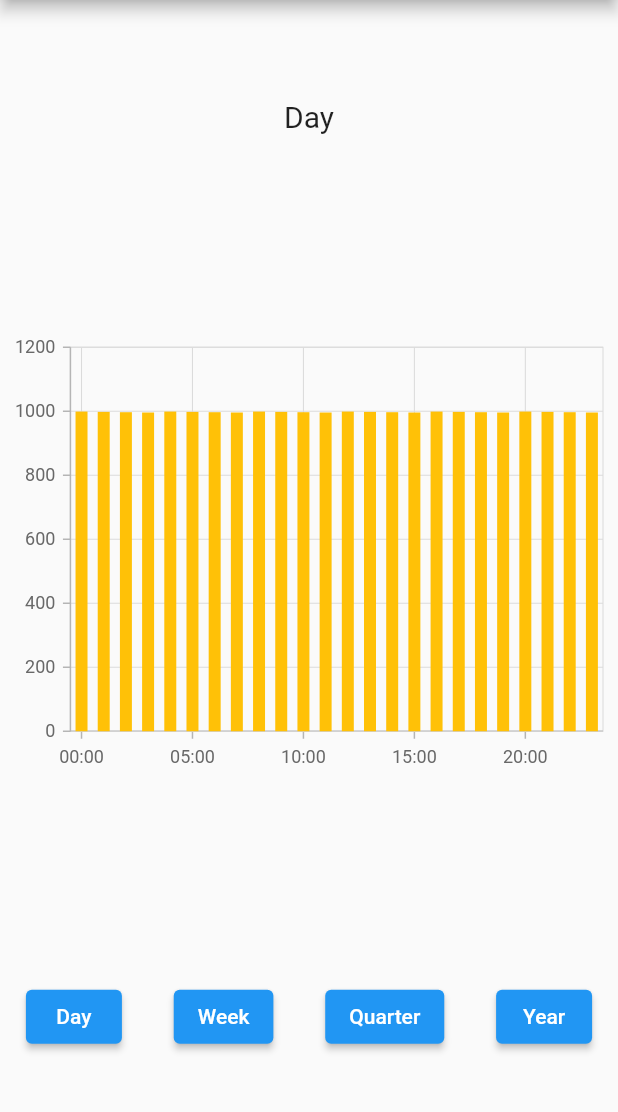
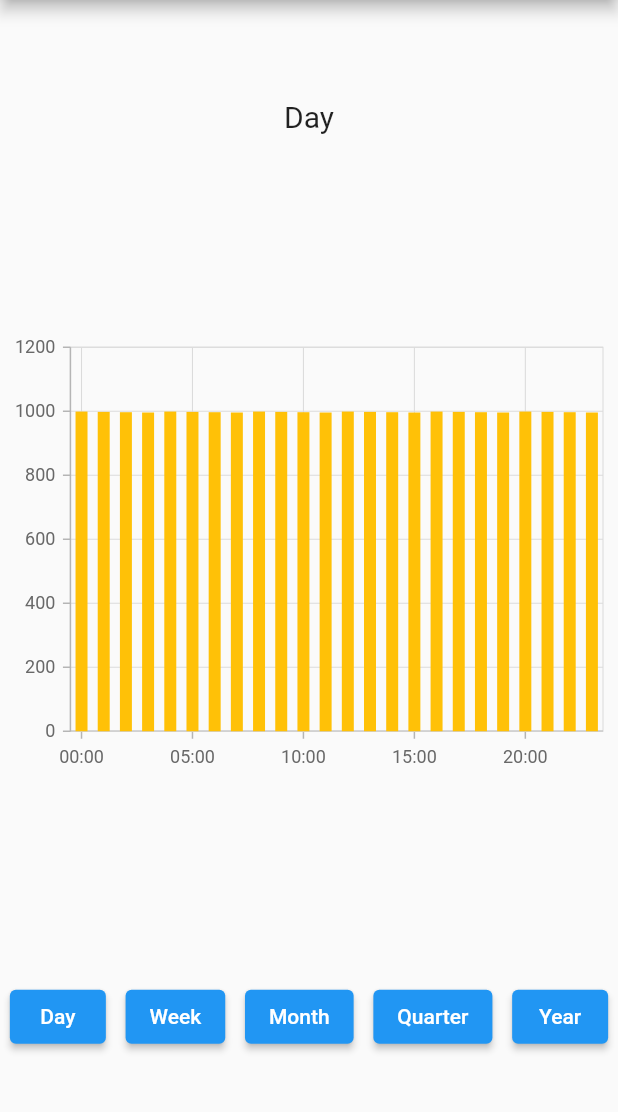
Before and after one commit to happy-san/syncfusion, a Flutter app: the screen it shows after launch, on a phone screen of 412 x 824 dp, the part 84-1196 px from its top. Run offline on Flutter 3.47's test engine with Material 2 defaults, Android fonts, the phone set to English and light mode, and no system bars; our stand-ins replace syncfusion_flutter_charts.

Commit message:
Add Month case

```diff
--- a/lib/main.dart
+++ b/lib/main.dart
@@ -63,6 +63,40 @@ class _MyHomePageState extends State<_MyHomePage> {
     BarGraphInterval(date: DateTime(2021, 4, 28), amount: 997),
   ];
 
+  List<BarGraphInterval> _monthData = [
+    BarGraphInterval(date: DateTime(2021, 3, 1), amount: 999),
+    BarGraphInterval(date: DateTime(2021, 3, 2), amount: 998),
+    BarGraphInterval(date: DateTime(2021, 3, 3), amount: 997),
+    BarGraphInterval(date: DateTime(2021, 3, 4), amount: 996),
+    BarGraphInterval(date: DateTime(2021, 3, 5), amount: 995),
+    BarGraphInterval(date: DateTime(2021, 3, 6), amount: 994),
+    BarGraphInterval(date: DateTime(2021, 3, 7), amount: 993),
+    BarGraphInterval(date: DateTime(2021, 3, 8), amount: 992),
+    BarGraphInterval(date: DateTime(2021, 3, 9), amount: 991),
+    BarGraphInterval(date: DateTime(2021, 3, 10), amount: 990),
+    BarGraphInterval(date: DateTime(2021, 3, 11), amount: 989),
+    BarGraphInterval(date: DateTime(2021, 3, 12), amount: 988),
+    BarGraphInterval(date: DateTime(2021, 3, 13), amount: 987),
+    BarGraphInterval(date: DateTime(2021, 3, 14), amount: 986),
+    BarGraphInterval(date: DateTime(2021, 3, 15), amount: 985),
+    BarGraphInterval(date: DateTime(2021, 3, 16), amount: 984),
+    BarGraphInterval(date: DateTime(2021, 3, 17), amount: 983),
+    BarGraphInterval(date: DateTime(2021, 3, 18), amount: 982),
+    BarGraphInterval(date: DateTime(2021, 3, 19), amount: 981),
+    BarGraphInterval(date: DateTime(2021, 3, 20), amount: 980),
+    BarGraphInterval(date: DateTime(2021, 3, 21), amount: 979),
+    BarGraphInterval(date: DateTime(2021, 3, 22), amount: 978),
+    BarGraphInterval(date: DateTime(2021, 3, 23), amount: 977),
+    BarGraphInterval(date: DateTime(2021, 3, 24), amount: 976),
+    BarGraphInterval(date: DateTime(2021, 3, 25), amount: 975),
+    BarGraphInterval(date: DateTime(2021, 3, 26), amount: 974),
+    BarGraphInterval(date: DateTime(2021, 3, 27), amount: 973),
+    BarGraphInterval(date: DateTime(2021, 3, 28), amount: 972),
+    BarGraphInterval(date: DateTime(2021, 3, 29), amount: 971),
+    BarGraphInterval(date: DateTime(2021, 3, 30), amount: 970),
+    BarGraphInterval(date: DateTime(2021, 3, 31), amount: 969),
+  ];
+
   List<BarGraphInterval> _quarterData = [
     BarGraphInterval(date: DateTime(2021, 1, 1), amount: 999),
     BarGraphInterval(date: DateTime(2021, 2, 1), amount: 998),
@@ -86,7 +120,7 @@ class _MyHomePageState extends State<_MyHomePage> {
 
   @override
   Widget build(BuildContext context) {
-    final list = [_dayData, _weekData, _quarterData, _yearData];
+    final list = [_dayData, _weekData, _monthData, _quarterData, _yearData];
 
     return Scaffold(
         appBar: AppBar(
@@ -141,10 +175,19 @@ class _MyHomePageState extends State<_MyHomePage> {
               },
             ),
             ElevatedButton(
+              child: Text('Month'),
+              onPressed: () {
+                setState(() {
+                  n = 2;
+                  title = 'Month';
+                });
+              },
+            ),
+            ElevatedButton(
               child: Text('Quarter'),
               onPressed: () {
                 setState(() {
-                  n = 2;
+                  n = 3;
                   title = 'Quarter';
                 });
               },
@@ -153,7 +196,7 @@ class _MyHomePageState extends State<_MyHomePage> {
               child: Text('Year'),
               onPressed: () {
                 setState(() {
-                  n = 3;
+                  n = 4;
                   title = 'Year';
                 });
               },
```
